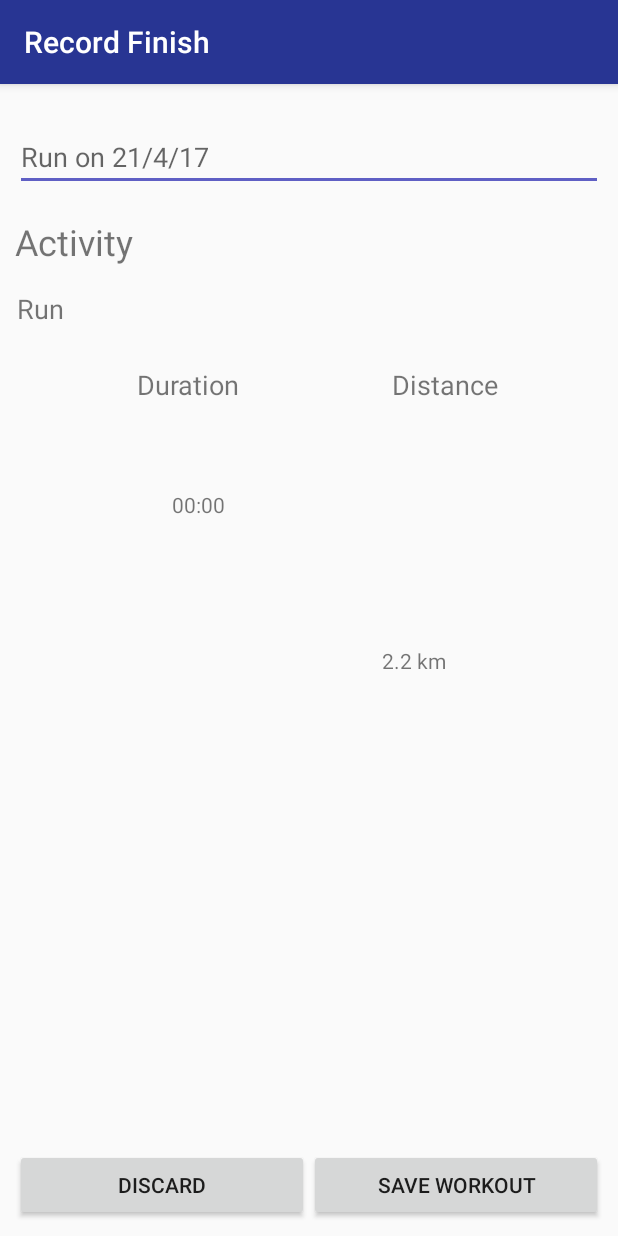
After one commit to D-M-Moriarty/MyFitnessApplication, an Android app: the RecordFinishActivity screen opened directly, with no data from a screen before it, on a phone screen of 412 x 824 dp. The commit adds this screen. Run offline under Robolectric (Android 15) with nearby library versions, the phone set to English and light mode, and no system bars.

Commit message:
Currently working on the saving of the run route information

```diff
--- a/app/src/main/java/com/darrenmoriarty/myfitnessapp/HomeScreen.java
+++ b/app/src/main/java/com/darrenmoriarty/myfitnessapp/HomeScreen.java
@@ -9,6 +9,7 @@ import android.util.Log;
 import android.view.Menu;
 import android.view.MenuInflater;
 import android.view.MenuItem;
+import android.widget.ArrayAdapter;
 
 import com.darrenmoriarty.myfitnessapp.Login_Signup_activities.WelcomeActivity;
 import com.google.firebase.auth.FirebaseAuth;
--- /dev/null
+++ b/app/src/main/java/com/darrenmoriarty/myfitnessapp/pageractivities/workout_package/RecordFinishActivity.java
@@ -0,0 +1,111 @@
+package com.darrenmoriarty.myfitnessapp.pageractivities.workout_package;
+
+import android.database.Cursor;
+import android.database.sqlite.SQLiteDatabase;
+import android.support.v7.app.AppCompatActivity;
+import android.os.Bundle;
+import android.view.View;
+import android.widget.Button;
+import android.widget.EditText;
+
+import com.darrenmoriarty.myfitnessapp.R;
+import com.google.android.gms.maps.model.LatLng;
+
+import org.json.JSONArray;
+import org.json.JSONObject;
+
+import java.sql.SQLOutput;
+import java.util.ArrayList;
+import java.util.HashSet;
+import java.util.Map;
+import java.util.Set;
+
+public class RecordFinishActivity extends AppCompatActivity {
+
+    private Button saveWorkoutButton;
+    private Button discardButton;
+    private ArrayList<LatLng> points;
+    private String durationS;
+    private double distance;
+    private EditText runTitle;
+
+    @Override
+    protected void onCreate(Bundle savedInstanceState) {
+        super.onCreate(savedInstanceState);
+        setContentView(R.layout.activity_record_finish);
+
+        setTitle("Record Finish");
+
+        saveWorkoutButton = (Button) findViewById(R.id.saveButton);
+        discardButton = (Button) findViewById(R.id.discardButton);
+        runTitle = (EditText) findViewById(R.id.titleEditText);
+//
+//        Bundle bundle = new Bundle();
+//
+//        points = bundle.getParcelableArrayList("points");
+
+        points = getIntent().getParcelableArrayListExtra("points");
+
+        durationS = RunningTracker.durationT;
+        distance = getIntent().getDoubleExtra("distance", distance);
+
+        System.out.println("The distance " + distance);
+        System.out.println("The duration " + durationS);
+
+        System.out.println(points);
+
+        // save the workout details
+        saveWorkoutButton.setOnClickListener(new View.OnClickListener() {
+            @Override
+            public void onClick(View v) {
+
+                for(LatLng latLng : points) {
+
+                    System.out.println(latLng.toString());
+
+                }
+
+                System.out.println(points.toString());
+
+                try {
+
+                    SQLiteDatabase sqLiteDatabase = openOrCreateDatabase("RoutesInfo", MODE_PRIVATE, null);
+
+                    sqLiteDatabase.execSQL("CREATE TABLE IF NOT EXISTS Routes (RunTitle VARCHAR, Duration VARCHAR, Distance REAL, Coordinates VARCHAR)");
+
+                    sqLiteDatabase.execSQL("INSERT INTO Routes (RunTitle, Duration, Distance, Coordinates) VALUES ('21/04/2017', '" +
+                                            durationS + "', '" + distance + "', '" + points.toString() + "')");
+
+                    Cursor cursor = sqLiteDatabase.rawQuery("SELECT * FROM Routes", null);
+
+                    int runTitleInt = cursor.getColumnIndex("RunTitle");
+                    int durationInt = cursor.getColumnIndex("Duration");
+                    int distanceInt = cursor.getColumnIndex("Distance");
+                    int coordinatesInt = cursor.getColumnIndex("Coordinates");
+
+                    cursor.moveToFirst();
+
+                    while (cursor != null) {
+
+                        System.out.println("Run title " + cursor.getString(runTitleInt));
+                        System.out.println("Duration " + cursor.getString(durationInt));
+                        System.out.println("Distance " + cursor.getString(distanceInt));
+                        System.out.println("Coordinates " + cursor.getString(coordinatesInt));
+
+                        cursor.moveToNext();
+
+                    }
+
+
+                }
+                catch (Exception e) {
+
+                    e.printStackTrace();
+                }
+
+
+            }
+        });
+
+    }
+}
--- /dev/null
+++ b/app/src/main/res/layout/activity_record_finish.xml
@@ -0,0 +1,139 @@
+<?xml version="1.0" encoding="utf-8"?>
+<android.support.constraint.ConstraintLayout
+    xmlns:android="http://schemas.android.com/apk/res/android"
+    xmlns:app="http://schemas.android.com/apk/res-auto"
+    xmlns:tools="http://schemas.android.com/tools"
+    android:layout_width="match_parent"
+    android:layout_height="match_parent"
+    android:padding="10dp"
+    tools:context="com.darrenmoriarty.myfitnessapp.pageractivities.workout_package.RecordFinishActivity">
+
+    <EditText
+        android:id="@+id/titleEditText"
+        android:layout_width="0dp"
+        android:layout_height="wrap_content"
+        android:layout_marginTop="16dp"
+        android:ems="10"
+        android:hint="Run on 21/4/17"
+        android:inputType="textPersonName"
+        app:layout_constraintLeft_toLeftOf="parent"
+        app:layout_constraintRight_toRightOf="parent"
+        app:layout_constraintTop_toTopOf="parent"
+        tools:layout_constraintLeft_creator="1"
+        tools:layout_constraintRight_creator="1"/>
+
+    <TextView
+        android:id="@+id/activityTextView"
+        android:layout_width="wrap_content"
+        android:layout_height="wrap_content"
+        android:layout_marginTop="17dp"
+        android:text="Activity"
+        android:textSize="24sp"
+        app:layout_constraintHorizontal_bias="0.0"
+        app:layout_constraintLeft_toLeftOf="parent"
+        app:layout_constraintRight_toRightOf="parent"
+        app:layout_constraintTop_toBottomOf="@+id/titleEditText"/>
+
+    <TextView
+        android:id="@+id/activitySelectedTextView"
+        android:layout_width="wrap_content"
+        android:layout_height="wrap_content"
+        android:layout_marginLeft="1dp"
+        android:layout_marginTop="16dp"
+        android:text="Run"
+        android:textSize="18sp"
+        app:layout_constraintLeft_toLeftOf="parent"
+        app:layout_constraintTop_toBottomOf="@+id/activityTextView"
+        android:layout_marginStart="1dp"/>
+
+    <TextView
+        android:id="@+id/durationHeader"
+        android:layout_width="wrap_content"
+        android:layout_height="wrap_content"
+        android:layout_marginLeft="81dp"
+        android:layout_marginTop="178dp"
+        android:text="Duration"
+        android:textSize="18sp"
+        app:layout_constraintLeft_toLeftOf="parent"
+        app:layout_constraintTop_toTopOf="parent"
+        android:layout_marginStart="81dp"/>
+
+    <TextView
+        android:id="@+id/theDuration"
+        android:layout_width="wrap_content"
+        android:layout_height="wrap_content"
+        android:layout_marginTop="14dp"
+        android:text="00:00"
+        android:textSize="14sp"
+        app:layout_constraintLeft_toLeftOf="parent"
+        app:layout_constraintTop_toBottomOf="@+id/durationHeader"
+        app:layout_constraintBottom_toBottomOf="parent"
+        android:layout_marginBottom="8dp"
+        app:layout_constraintVertical_bias="0.087"
+        app:layout_constraintRight_toLeftOf="@+id/distanceValue"/>
+
+    <TextView
+        android:id="@+id/distanceHeader"
+        android:layout_width="wrap_content"
+        android:layout_height="wrap_content"
+        android:text="Distance"
+        android:textSize="18sp"
+        app:layout_constraintTop_toTopOf="parent"
+        android:layout_marginTop="178dp"
+        android:layout_marginRight="70dp"
+        app:layout_constraintRight_toRightOf="parent"
+        android:layout_marginEnd="70dp"/>
+
+    <TextView
+        android:id="@+id/distanceValue"
+        android:layout_width="wrap_content"
+        android:layout_height="wrap_content"
+        android:text="2.2 km"
+        app:layout_constraintBottom_toBottomOf="parent"
+        android:layout_marginBottom="8dp"
+        android:layout_marginTop="8dp"
+        app:layout_constraintTop_toTopOf="parent"
+        app:layout_constraintRight_toRightOf="parent"
+        app:layout_constraintLeft_toRightOf="@+id/theDuration"
+        app:layout_constraintTop_toBottomOf="@+id/distanceHeader"/>
+
+    <android.support.constraint.Guideline
+        android:layout_width="wrap_content"
+        android:layout_height="wrap_content"
+        android:id="@+id/guideline"
+        app:layout_constraintGuide_begin="20dp"
+        android:orientation="vertical"
+        tools:layout_editor_absoluteY="0dp"
+        tools:layout_editor_absoluteX="20dp"/>
+
+    <android.support.constraint.Guideline
+        android:layout_width="wrap_content"
+        android:layout_height="wrap_content"
+        android:id="@+id/guideline2"
+        app:layout_constraintGuide_begin="20dp"
+        android:orientation="vertical"
+        tools:layout_editor_absoluteY="0dp"
+        tools:layout_editor_absoluteX="20dp"/>
+
+    <Button
+        android:id="@+id/discardButton"
+        android:layout_width="0dp"
+        android:layout_height="wrap_content"
+        android:text="discard"
+        app:layout_constraintBottom_toBottomOf="parent"
+        app:layout_constraintLeft_toLeftOf="parent"
+        app:layout_constraintRight_toLeftOf="@+id/saveButton"
+        app:layout_constraintTop_toBottomOf="@+id/theDuration"
+        app:layout_constraintVertical_bias="1.0"/>
+
+    <Button
+        android:id="@+id/saveButton"
+        android:layout_width="0dp"
+        android:layout_height="wrap_content"
+        android:text="save workout"
+        app:layout_constraintBottom_toBottomOf="parent"
+        app:layout_constraintLeft_toRightOf="@+id/discardButton"
+        app:layout_constraintRight_toRightOf="parent"
+        app:layout_constraintTop_toBottomOf="@+id/distanceValue"
+        app:layout_constraintVertical_bias="1.0"/>
+</android.support.constraint.ConstraintLayout>
--- a/app/src/main/res/values/strings.xml
+++ b/app/src/main/res/values/strings.xml
@@ -59,4 +59,5 @@
     <string name="day">DAY</string>
     <string name="log_add_more"><![CDATA[LOG & ADD MORE]]></string>
     <string name="log_this">log this</string>
+    <string name="title_activity_saved_routes">SavedRoutesActivity</string>
 </resources>
--- a/app/src/main/res/values/styles.xml
+++ b/app/src/main/res/values/styles.xml
@@ -17,4 +17,7 @@
 
     <style name="AppTheme.PopupOverlay" parent="ThemeOverlay.AppCompat.Light"/>
 
+    <style name="hold_to_finish"></style>
+
+
 </resources>
```
Also changed, not shown: app/src/main/AndroidManifest.xml (+8 -2 lines), app/src/main/java/com/darrenmoriarty/myfitnessapp/pageractivities/workout_package/RunningTracker.java (+78 -1 lines), app/src/main/java/com/darrenmoriarty/myfitnessapp/pageractivities/workout_package/SavedRoutesActivity.java (added, +33 -0 lines), app/src/main/res/layout/activity_running_tracker.xml (+49 -6 lines), app/src/main/res/layout/activity_saved_routes.xml (added, +28 -0 lines), app/build.gradle (line endings or trailing spaces).
